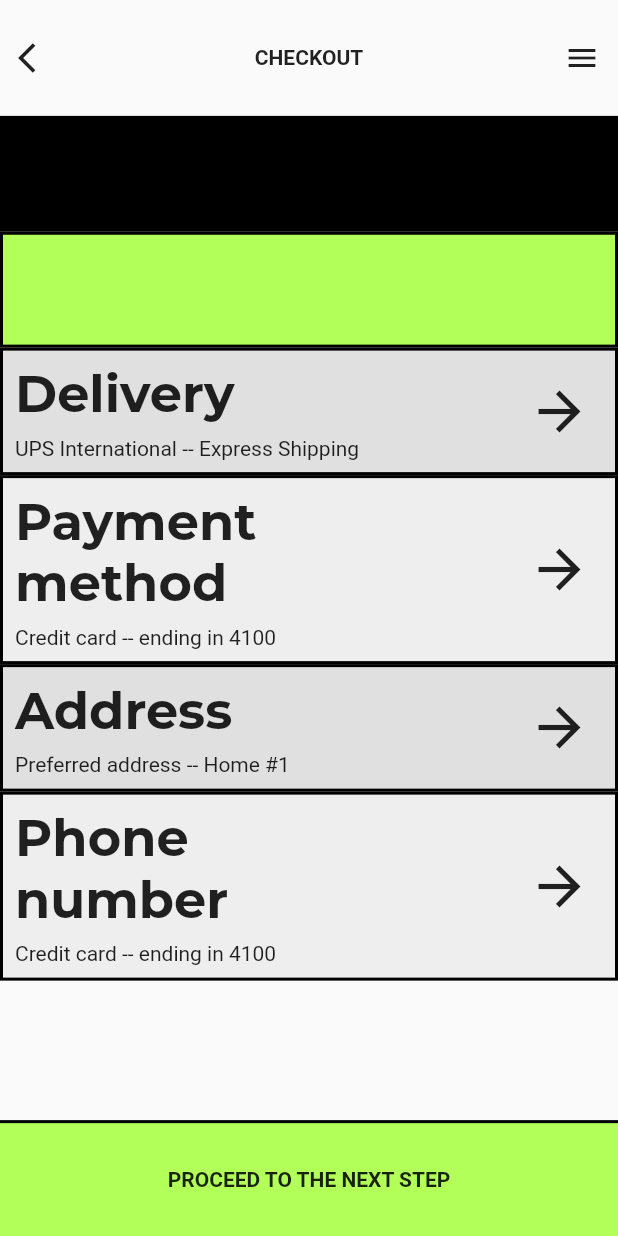
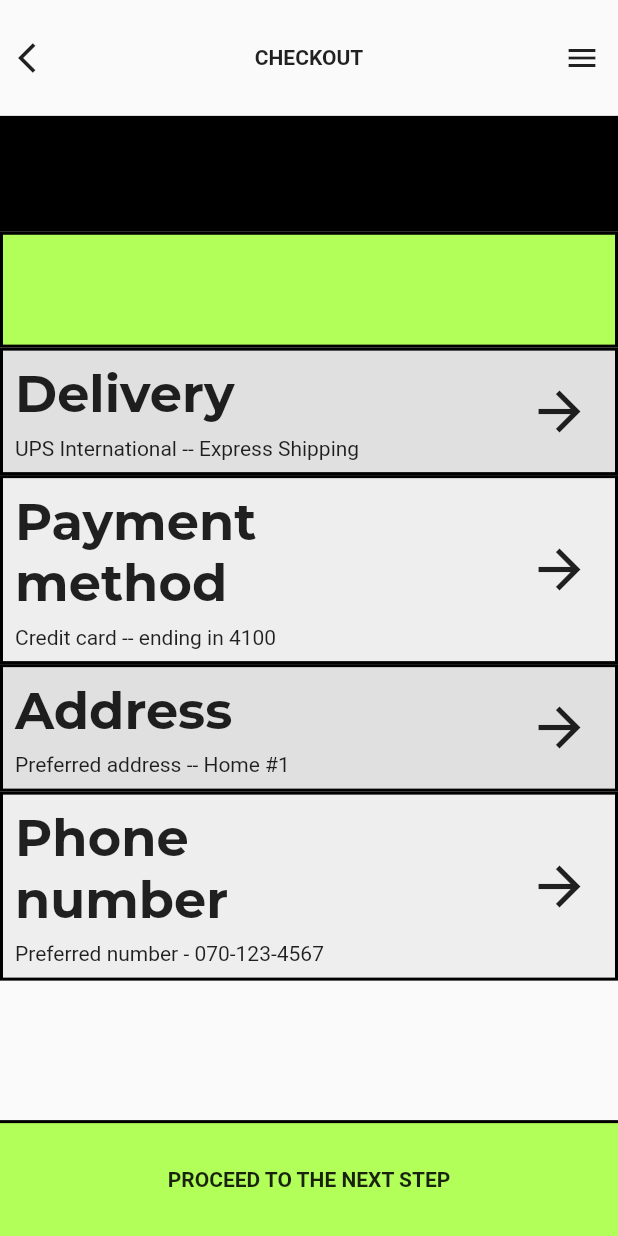
Before and after one commit to JAICHANGPARK/flutter_notebook_8th_story, a Flutter app: the screen it shows after launch, on a phone screen of 412 x 824 dp. Run offline on Flutter 3.47's test engine with Material 2 defaults, Android fonts, the phone set to English and light mode, and no system bars; our stand-ins replace google_fonts; Roboto replaces fonts that are missing (Alata).

Commit message:
Update fashion_store_page.dart

```diff
--- a/lib/ep561_fashion_store_app/fashion_store_page.dart
+++ b/lib/ep561_fashion_store_app/fashion_store_page.dart
@@ -155,7 +155,7 @@ class _FashionMainPageState extends State<FashionMainPage> {
                                 height: 8,
                               ),
                               Text(
-                                "Credit card -- ending in 4100",
+                                "Preferred number - 070-123-4567",
                               )
                             ],
                           ),
```
